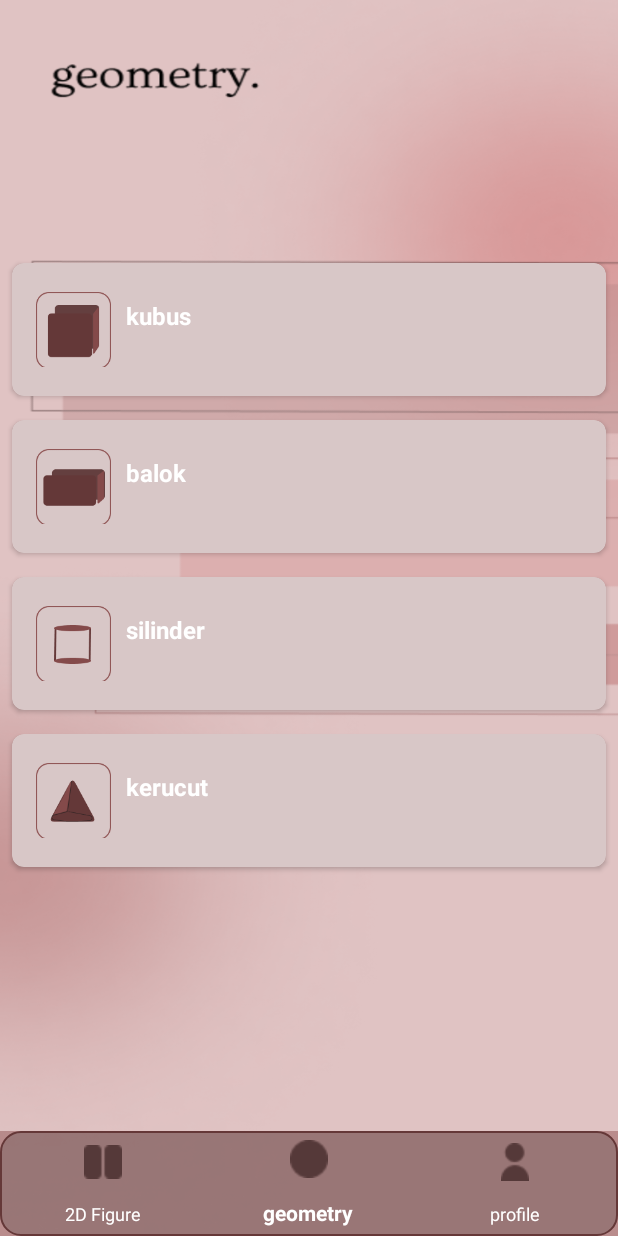
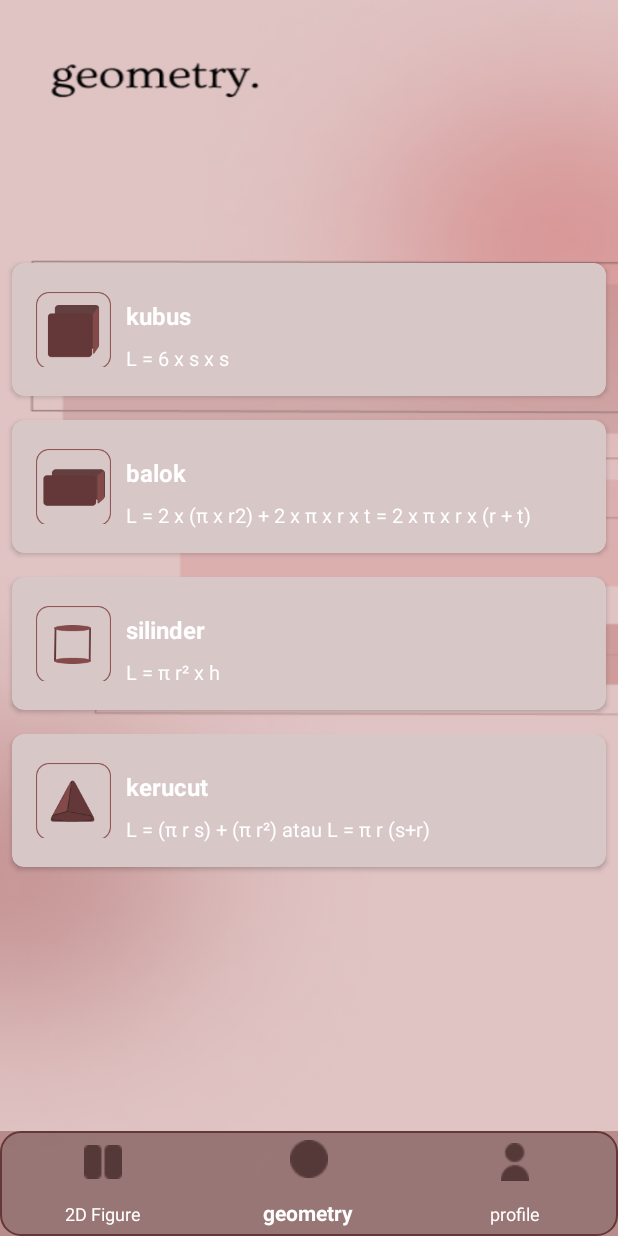
Before and after one commit to zaesya/BottonMenu, an Android app: the fragment Fragment1 placed in its activity, item 2 of the bottom bar chosen, on a phone screen of 412 x 824 dp. Run offline under Robolectric (Android 15) with nearby library versions, the light colour scheme and no system bars.

Commit message:
edit string [ze]

```diff
--- a/app/src/main/res/values/strings.xml
+++ b/app/src/main/res/values/strings.xml
@@ -10,10 +10,11 @@
     </string-array>
 
     <string-array name="deskripsiBangunnDtr">
-        <item></item>
-        <item></item>
-        <item></item>
-        <item></item>
+
+        <item>L = s x s</item>
+        <item>L = P x L</item>
+        <item>L = 1/2 x a x t </item>
+        <item> L = π × r × r </item>
     </string-array>
 
     <string-array name="namaBangunRug">
@@ -24,9 +25,9 @@
     </string-array>
 
     <string-array name="deskripsiBangunRug">
-        <item></item>
-        <item></item>
-        <item></item>
-        <item></item>
+        <item>L = 6 x s x s</item>
+        <item>L = 2 x (π x r2) + 2 x π x r x t = 2 x π x r x (r + t)</item>
+        <item>L = π r² x h</item>
+        <item>L = (π r s) + (π r²) atau L = π r (s+r)</item>
     </string-array>
 </resources>
```
